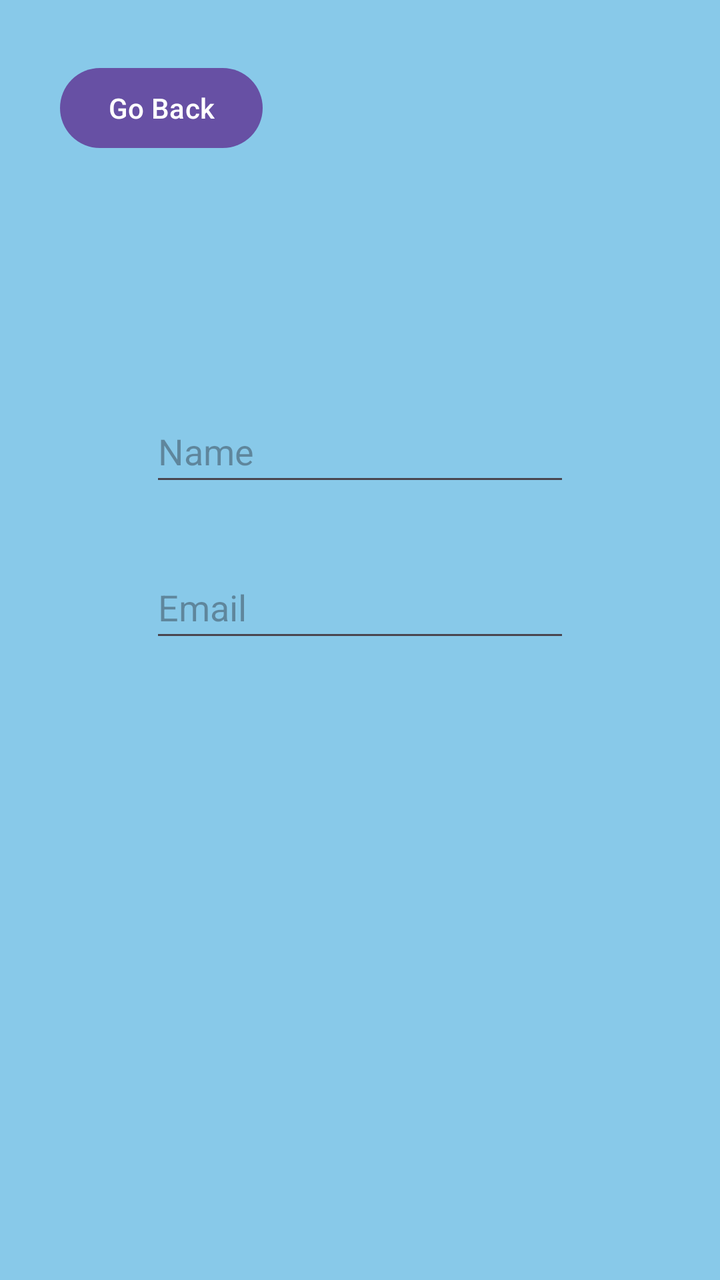
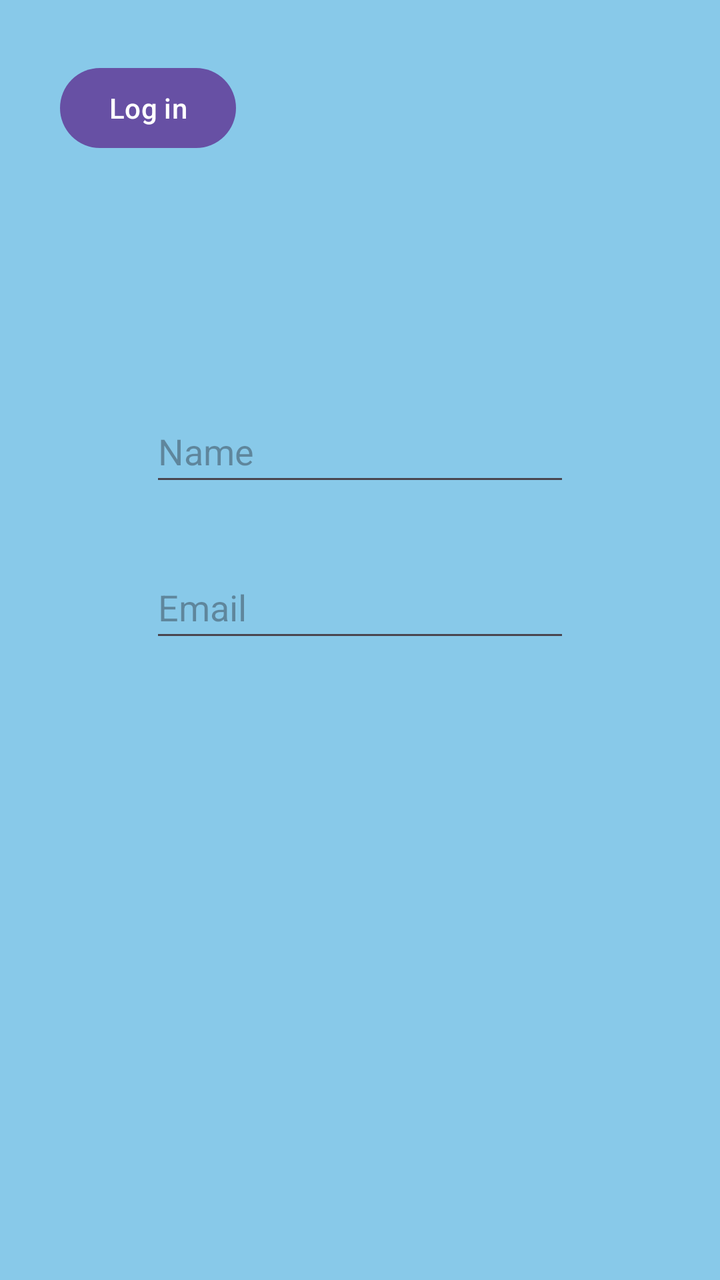

Compare the two renders of this Android layout. The source of the first and the diff that turns it into the second are given below.
<!-- AndroidManifest.xml: application theme Theme.Week2 -->
<!-- res/layout/login_layout.xml -->
<?xml version="1.0" encoding="utf-8"?>
<androidx.constraintlayout.widget.ConstraintLayout xmlns:android="http://schemas.android.com/apk/res/android"
    xmlns:app="http://schemas.android.com/apk/res-auto"
    xmlns:tools="http://schemas.android.com/tools"
    android:id="@+id/main"
    android:layout_width="match_parent"
    android:layout_height="match_parent"
    android:background="#88C9E9"
    tools:context=".LoginActivity">

    <Button
        android:id="@+id/goBackButton_id"
        android:layout_width="wrap_content"
        android:layout_height="wrap_content"
        android:layout_marginStart="30dp"
        android:layout_marginTop="30dp"
        android:onClick="goBack"
        android:text="Go Back"
        app:layout_constraintStart_toStartOf="parent"
        app:layout_constraintTop_toTopOf="parent" />

    <EditText
        android:id="@+id/loginTextView_id"
        android:layout_width="wrap_content"
        android:layout_height="48dp"
        android:layout_marginTop="200dp"
        android:ems="10"
        android:hint="Name"
        android:inputType="text"
        app:layout_constraintEnd_toEndOf="parent"
        app:layout_constraintStart_toStartOf="parent"
        app:layout_constraintTop_toTopOf="parent" />

    <EditText
        android:id="@+id/emailTextView_id"
        android:layout_width="wrap_content"
        android:layout_height="48dp"
        android:layout_marginTop="30dp"
        android:ems="10"
        android:hint="Email"
        android:inputType="text"
        app:layout_constraintEnd_toEndOf="parent"
        app:layout_constraintStart_toStartOf="parent"
        app:layout_constraintTop_toBottomOf="@+id/loginTextView_id" />

</androidx.constraintlayout.widget.ConstraintLayout>
<!-- resources referenced by this layout -->
<resources>
  <style name="Theme.Week2" parent="Base.Theme.Week2" />
  <style name="Base.Theme.Week2" parent="Theme.Material3.DayNight.NoActionBar">
          
          
      </style>
</resources>

<!-- the commit's change to res/layout/login_layout.xml (unified diff, before → after) -->
@@ -15,7 +15,7 @@
         android:layout_marginStart="30dp"
         android:layout_marginTop="30dp"
         android:onClick="goBack"
-        android:text="Go Back"
+        android:text="Log in"
         app:layout_constraintStart_toStartOf="parent"
         app:layout_constraintTop_toTopOf="parent" />
 
